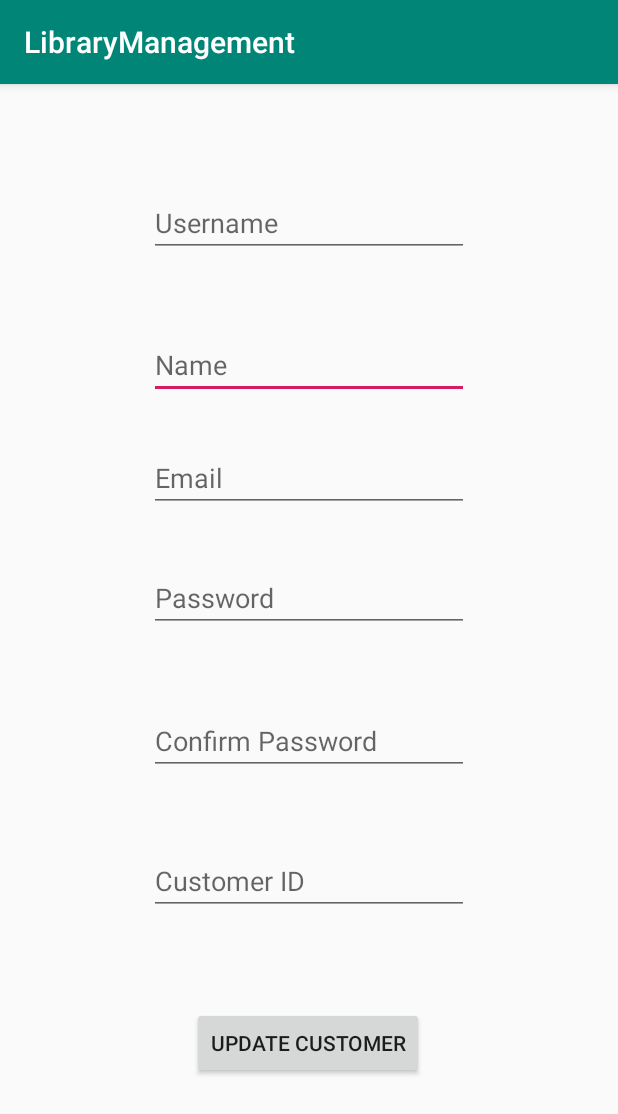
After one commit to ANJANA-KUMARI/LibraryManagementSystem, an Android app: the UpdateCustomer screen opened directly, with no data from a screen before it, on a phone screen of 412 x 824 dp. The commit adds this screen. Shown: the top 1114 px of the screen. Run offline under Robolectric (Android 15) with nearby library versions, the light colour scheme and no system bars.

Commit message:
Complete Crud

```diff
--- a/app/src/main/AndroidManifest.xml
+++ b/app/src/main/AndroidManifest.xml
@@ -9,7 +9,7 @@
         android:roundIcon="@mipmap/ic_launcher_round"
         android:supportsRtl="true"
         android:theme="@style/AppTheme">
-        <activity android:name=".MyProfile"></activity>
+        <activity android:name=".UpdateCustomer"></activity>
         <activity android:name=".ViewCustomer" />
         <activity android:name=".AdminDashboard" />
         <activity android:name=".Login" />
--- /dev/null
+++ b/app/src/main/java/com/example/librarymanagement/UpdateCustomer.java
@@ -0,0 +1,72 @@
+package com.example.librarymanagement;
+
+import androidx.appcompat.app.AppCompatActivity;
+
+import android.content.Context;
+import android.content.Intent;
+import android.os.Bundle;
+import android.view.View;
+import android.widget.Button;
+import android.widget.EditText;
+import android.widget.Toast;
+
+public class UpdateCustomer extends AppCompatActivity {
+
+    DatabaseHelper db;
+    EditText id,username, name, email, password, cpassword;
+    Button btnUpdate;
+
+    @Override
+    protected void onCreate(Bundle savedInstanceState) {
+        super.onCreate(savedInstanceState);
+        setContentView(R.layout.activity_update_customer);
+
+        db = new DatabaseHelper(this);
+
+        id = findViewById(R.id.cus_id);
+        username = findViewById(R.id.username);
+        name = findViewById(R.id.name);
+        password = findViewById(R.id.password);
+        cpassword = findViewById(R.id.cpassword);
+
+        btnUpdate = findViewById(R.id.btnUpdate);
+
+        updateData();
+    }
+    //initializing toast messages
+    public void toast(Context context, String string){
+        Toast.makeText(this,string, Toast.LENGTH_SHORT).show();
+    }
+    public void updateData(){
+        btnUpdate.setOnClickListener(new View.OnClickListener() {
+            @Override
+            public void onClick(View view) {
+                boolean isUpdate = db.updateData(id.getText().toString(),username.getText().toString(), name.getText().toString(), email.getText().toString(), password.getText().toString());
+                if(
+                        id.getText().toString().trim().length() == 0||
+                                username.getText().toString().trim().length() == 0 ||
+                                name.getText().toString().trim().length() == 0 ||
+                                email.getText().toString().trim().length() == 0 ||
+                                password.getText().toString().trim().length() == 0){
+                    toast(UpdateCustomer.this, "Complete all fields");
+                }
+                else if(isUpdate == true){
+                    view_Cus();
+                    toast(UpdateCustomer.this,"Customer Updated Successfully");
+                    id.setText("");
+                    username.setText("");
+                    name.setText("");
+                    email.setText("");
+                    password.setText("");
+                }
+                else {
+                    toast(UpdateCustomer.this,"Error");
+                }
+            }
+        });
+    }
+    public void view_Cus(){
+        Intent intent = new Intent(this,ViewCustomer.class);
+        startActivity(intent);
+    }
+}
--- /dev/null
+++ b/app/src/main/res/layout/activity_update_customer.xml
@@ -0,0 +1,103 @@
+<?xml version="1.0" encoding="utf-8"?>
+<androidx.constraintlayout.widget.ConstraintLayout xmlns:android="http://schemas.android.com/apk/res/android"
+    xmlns:app="http://schemas.android.com/apk/res-auto"
+    xmlns:tools="http://schemas.android.com/tools"
+    android:layout_width="match_parent"
+    android:layout_height="match_parent"
+    tools:context=".Signup">
+
+    <Button
+        android:id="@+id/btnUpdate"
+        android:layout_width="wrap_content"
+        android:layout_height="wrap_content"
+        android:layout_marginStart="128dp"
+        android:layout_marginTop="63dp"
+        android:layout_marginEnd="128dp"
+        android:layout_marginBottom="107dp"
+        android:text="@string/Del_Cus"
+        app:layout_constraintBottom_toBottomOf="parent"
+        app:layout_constraintEnd_toEndOf="parent"
+        app:layout_constraintHorizontal_bias="0.0"
+        app:layout_constraintStart_toStartOf="parent"
+        app:layout_constraintTop_toBottomOf="@+id/cus_id" />
+
+    <EditText
+        android:id="@+id/name"
+        android:layout_width="wrap_content"
+        android:layout_height="wrap_content"
+        android:ems="10"
+        android:hint="@string/Cus_Name"
+        android:inputType="textPersonName"
+        app:layout_constraintBottom_toBottomOf="parent"
+        app:layout_constraintEnd_toEndOf="parent"
+        app:layout_constraintStart_toStartOf="parent"
+        app:layout_constraintTop_toTopOf="parent"
+        app:layout_constraintVertical_bias="0.228" />
+
+    <EditText
+        android:id="@+id/email"
+        android:layout_width="wrap_content"
+        android:layout_height="wrap_content"
+        android:ems="10"
+        android:hint="@string/Cus_Email"
+        android:inputType="textEmailAddress"
+        app:layout_constraintBottom_toBottomOf="parent"
+        app:layout_constraintEnd_toEndOf="parent"
+        app:layout_constraintStart_toStartOf="parent"
+        app:layout_constraintTop_toTopOf="parent"
+        app:layout_constraintVertical_bias="0.332" />
+
+    <EditText
+        android:id="@+id/password"
+        android:layout_width="wrap_content"
+        android:layout_height="wrap_content"
+        android:ems="10"
+        android:hint="@string/Cus_Password"
+        android:inputType="textPassword"
+        app:layout_constraintBottom_toBottomOf="parent"
+        app:layout_constraintEnd_toEndOf="parent"
+        app:layout_constraintStart_toStartOf="parent"
+        app:layout_constraintTop_toTopOf="parent"
+        app:layout_constraintVertical_bias="0.443" />
+
+    <EditText
+        android:id="@+id/cpassword"
+        android:layout_width="wrap_content"
+        android:layout_height="wrap_content"
+        android:ems="10"
+        android:hint="@string/Cus_Cpassword"
+        android:inputType="textPassword"
+        app:layout_constraintBottom_toBottomOf="parent"
+        app:layout_constraintEnd_toEndOf="parent"
+        app:layout_constraintStart_toStartOf="parent"
+        app:layout_constraintTop_toTopOf="parent"
+        app:layout_constraintVertical_bias="0.575" />
+
+    <EditText
+        android:id="@+id/username"
+        android:layout_width="wrap_content"
+        android:layout_height="wrap_content"
+        android:ems="10"
+        android:hint="@string/Cus_Username"
+        android:inputType="textPersonName"
+        app:layout_constraintBottom_toBottomOf="parent"
+        app:layout_constraintEnd_toEndOf="parent"
+        app:layout_constraintStart_toStartOf="parent"
+        app:layout_constraintTop_toTopOf="parent"
+        app:layout_constraintVertical_bias="0.097" />
+
+    <EditText
+        android:id="@+id/cus_id"
+        android:layout_width="wrap_content"
+        android:layout_height="wrap_content"
+        android:layout_marginTop="48dp"
+        android:ems="10"
+        android:hint="@string/id"
+        android:inputType="textPersonName"
+        app:layout_constraintBottom_toBottomOf="parent"
+        app:layout_constraintEnd_toEndOf="parent"
+        app:layout_constraintStart_toStartOf="parent"
+        app:layout_constraintTop_toBottomOf="@+id/cpassword"
+        app:layout_constraintVertical_bias="0.0" />
+
+</androidx.constraintlayout.widget.ConstraintLayout>
```
Also changed, not shown: app/src/main/java/com/example/librarymanagement/AdminDashboard.java (+9 -0 lines), app/src/main/java/com/example/librarymanagement/DatabaseHelper.java (+12 -0 lines), app/src/main/java/com/example/librarymanagement/Login.java (+2 -6 lines), app/src/main/java/com/example/librarymanagement/MyProfile.java (deleted, +0 -14 lines), app/src/main/res/layout/activity_admin_dashboard.xml (+15 -2 lines), app/src/main/res/layout/activity_my_profile.xml (deleted, +0 -9 lines), 1 other file.
